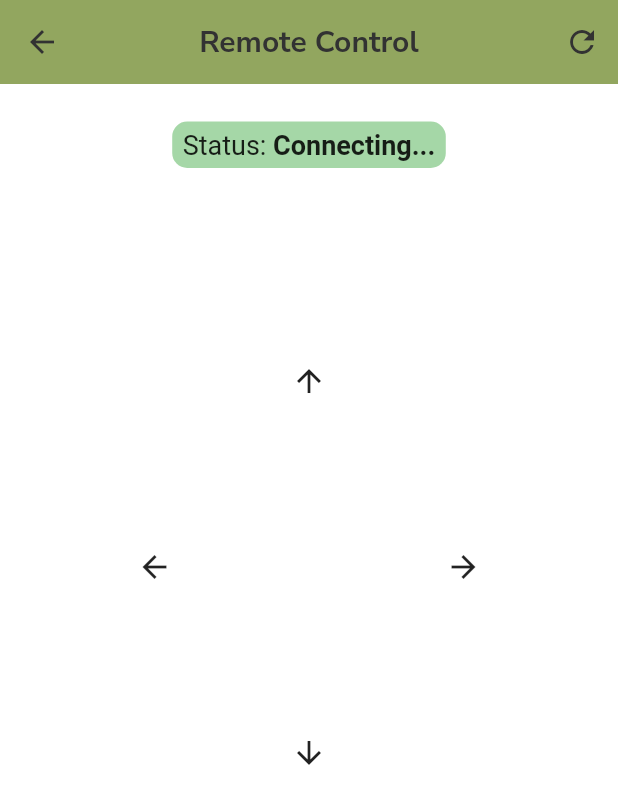
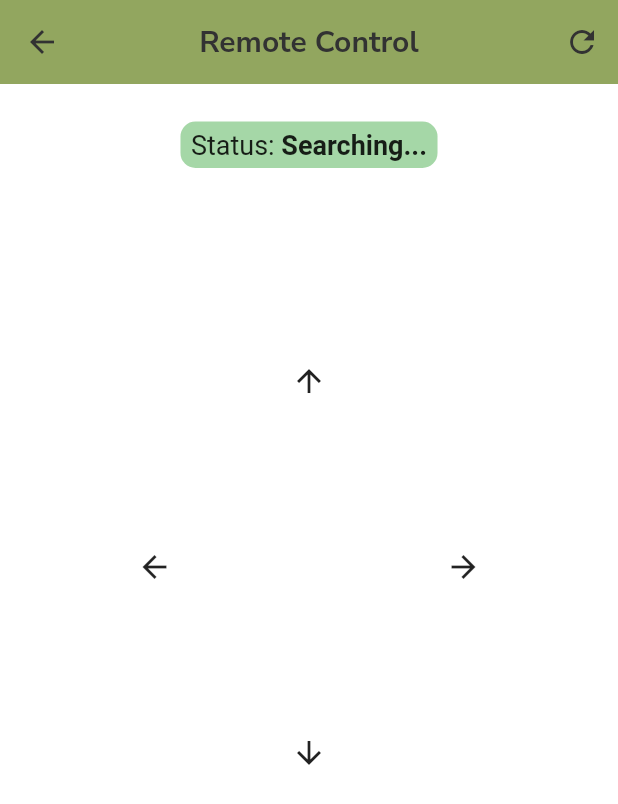
Before and after one commit to ThrivikramGR/nWarehouse-App, a Flutter app: the screen it shows after launch, after a tap on the "settings remote" icon, on a phone screen of 412 x 824 dp. Shown: the top 804 px of the screen. Run offline on Flutter 3.47's test engine with Material 2 defaults, Android fonts, the phone set to English and light mode, and no system bars; our stand-ins replace cloud_firestore, date_time_picker, dio, firebase_auth, firebase_core, flutter_blue and 5 more; accounts and stored records are empty.

Commit message:
ble searching enum added, while sleep adjusted to 500ms

```diff
--- a/lib/screens/home/remoteControl_screen.dart
+++ b/lib/screens/home/remoteControl_screen.dart
@@ -14,14 +14,14 @@ class _RemoteControlScreenState extends State<RemoteControlScreen> {
     while (true) {
       if (await flutterBlue.isOn) {
         setState(() {
-          bleState = BleConState.connecting;
+          bleState = BleConState.searching;
         });
       } else {
         setState(() {
           bleState = BleConState.disconnected;
         });
       }
-      await Future.delayed(Duration(seconds: 2));
+      await Future.delayed(Duration(milliseconds: 500));
     }
   }
 
```
